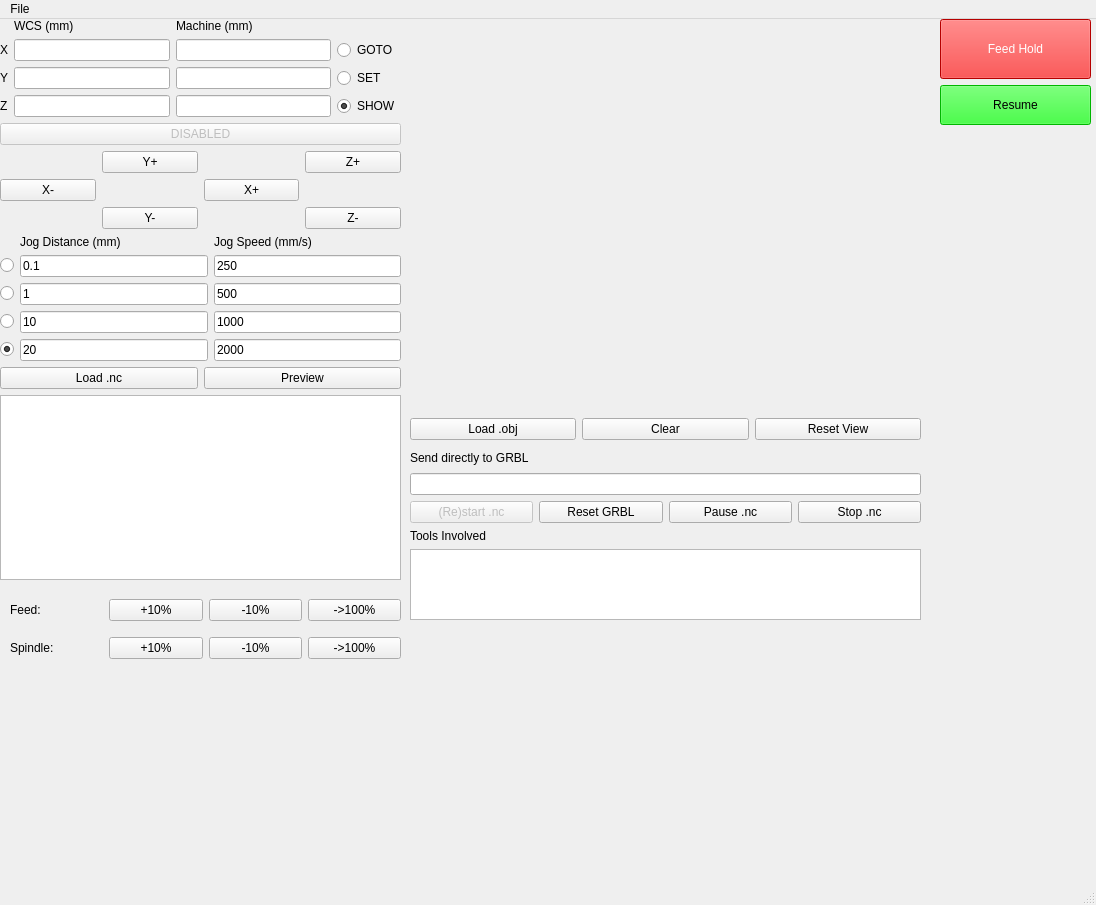
Before: the Qt Designer form mainwindow.ui in garthwhelan/YAGCS, drawn with Qt 5.
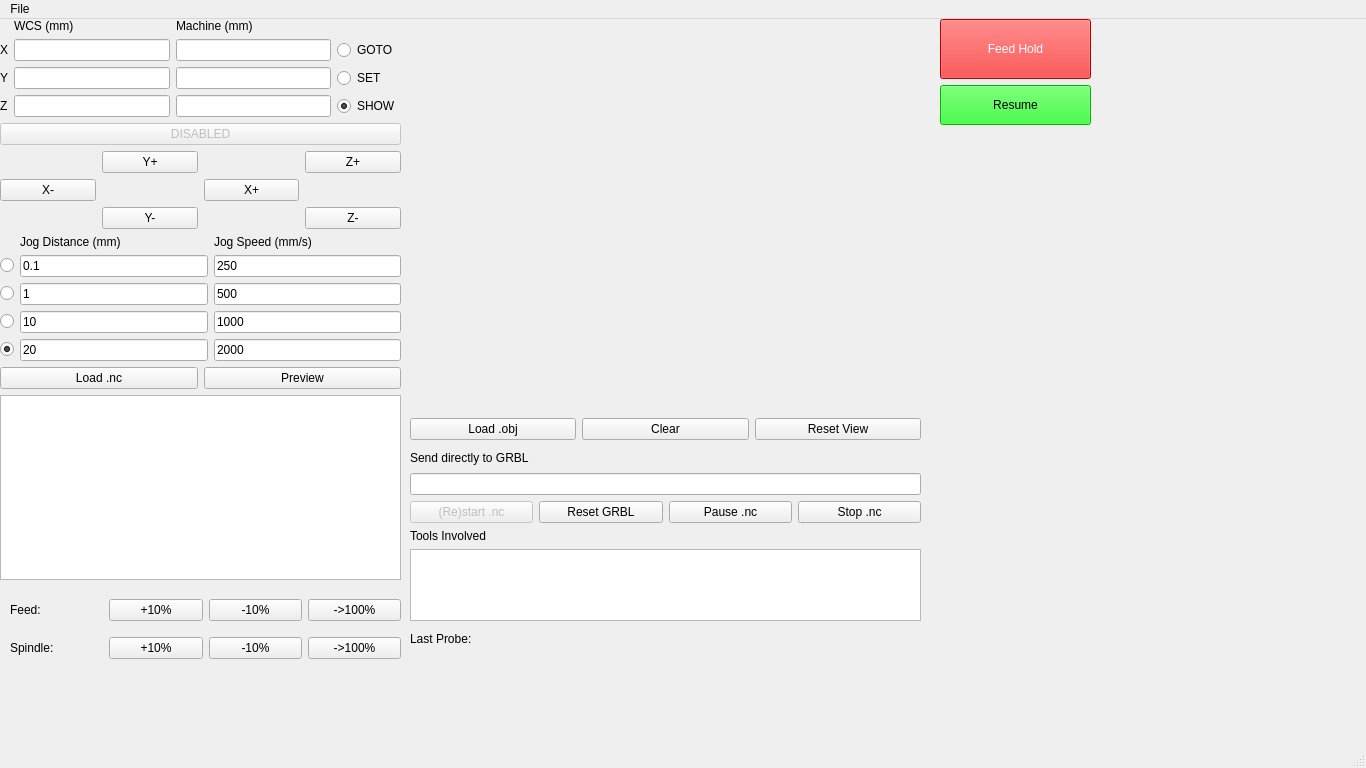
After: the same form once the commit is applied.

Commit message: Add last_probe label

```diff
--- a/mainwindow.ui
+++ b/mainwindow.ui
@@ -6,8 +6,8 @@
    <rect>
     <x>0</x>
     <y>0</y>
-    <width>1096</width>
-    <height>905</height>
+    <width>1366</width>
+    <height>768</height>
    </rect>
   </property>
   <property name="windowTitle">
@@ -542,7 +542,7 @@
       <x>410</x>
       <y>510</y>
       <width>511</width>
-      <height>91</height>
+      <height>92</height>
      </rect>
     </property>
     <layout class="QVBoxLayout" name="verticalLayout_4">
@@ -558,13 +558,26 @@
      </item>
     </layout>
    </widget>
+   <widget class="QLabel" name="last_probe">
+    <property name="geometry">
+     <rect>
+      <x>410</x>
+      <y>610</y>
+      <width>511</width>
+      <height>20</height>
+     </rect>
+    </property>
+    <property name="text">
+     <string>Last Probe:</string>
+    </property>
+   </widget>
   </widget>
   <widget class="QMenuBar" name="menubar">
    <property name="geometry">
     <rect>
      <x>0</x>
      <y>0</y>
-     <width>1096</width>
+     <width>1366</width>
      <height>19</height>
     </rect>
    </property>
```
The commit also changes 3 other files.
